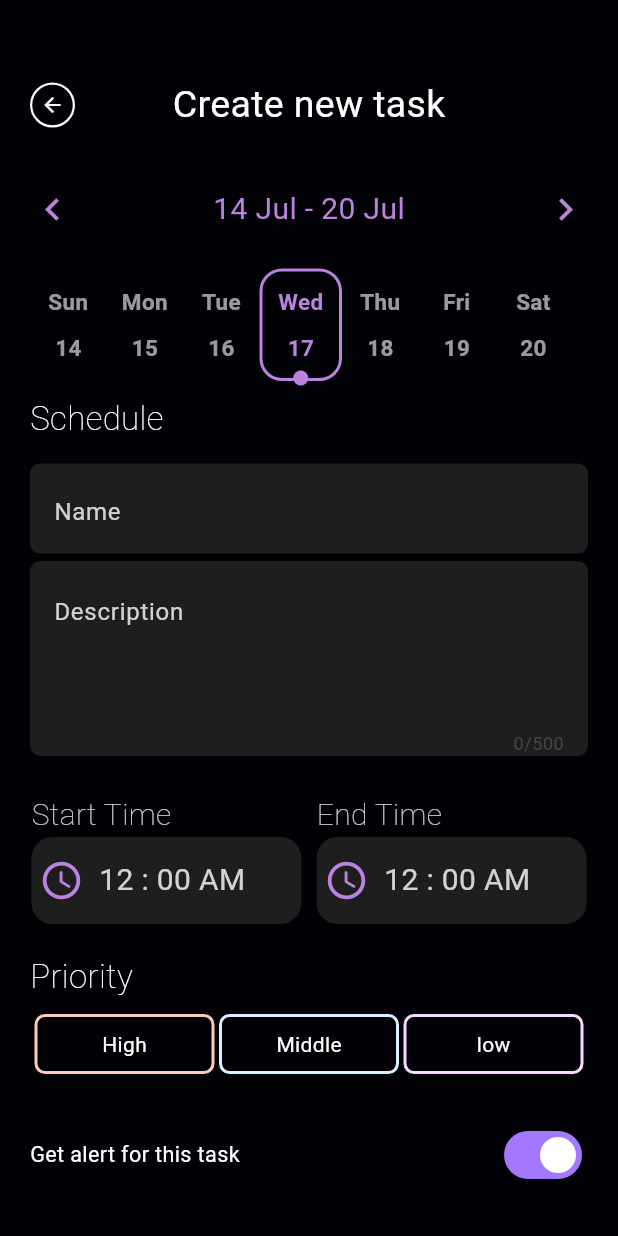
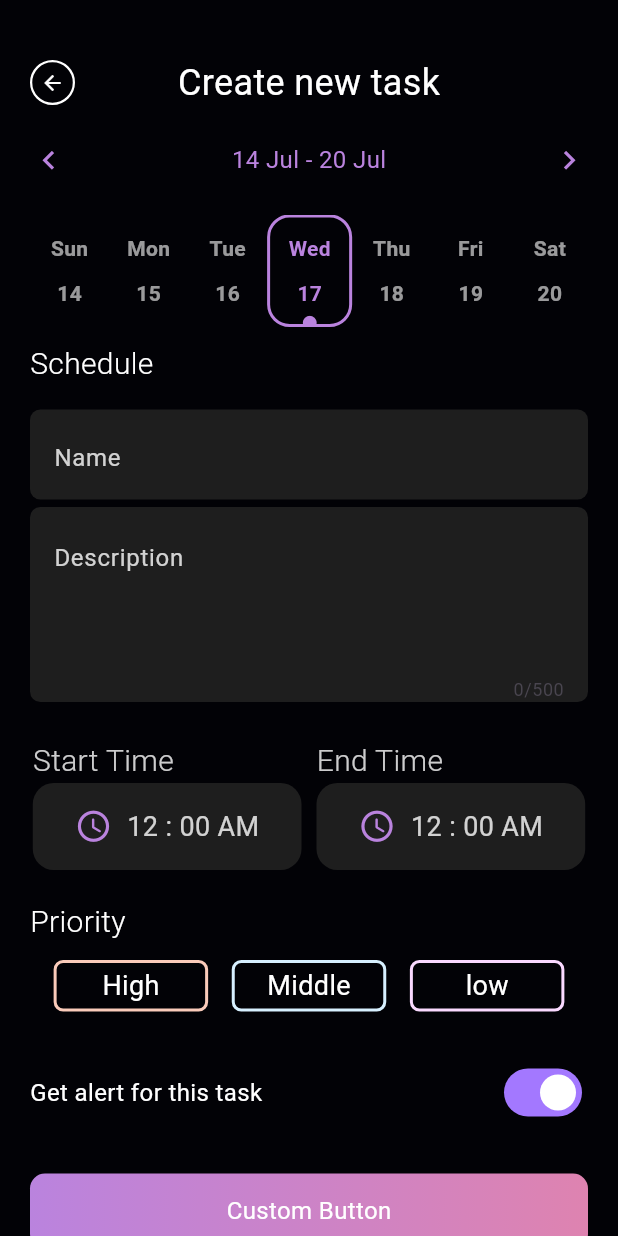
Before and after one commit to mortezanazari-hub/EmenTodoProject, a Flutter app: the screen it shows after launch, on a phone screen of 412 x 824 dp. Run offline on Flutter 3.47's test engine with Material 3 defaults, Android fonts, the phone set to English and light mode, and no system bars; our stand-ins replace flutter_screenutil, roundcheckbox.

Commit message:
Add responsive to addSimpleTodo Page

```diff
--- a/lib/MyWidget.dart
+++ b/lib/MyWidget.dart
@@ -1,4 +1,5 @@
 import 'dart:math';
+import 'package:flutter_screenutil/flutter_screenutil.dart';
 import 'package:intl/intl.dart';
 import 'package:flutter/cupertino.dart';
 import 'package:flutter/material.dart';
@@ -11,8 +12,9 @@ import 'package:todoproject/Models/SimpleToDoModel.dart';
 //!Select Time widget
 class MySelectTime extends StatefulWidget {
   final String title;
+  double screenWidth;
 
-  MySelectTime({super.key, required this.title});
+  MySelectTime({super.key, required this.title, required this.screenWidth});
 
   @override
   State<MySelectTime> createState() => _MySelectTimeState();
@@ -20,11 +22,12 @@ class MySelectTime extends StatefulWidget {
 
 class _MySelectTimeState extends State<MySelectTime> {
   late TimeOfDay _timeOfDay;
-
+  late double _screenWidth;
   @override
   void initState() {
     super.initState();
     _timeOfDay = TimeOfDay(hour: 0, minute: 0);
+    _screenWidth = widget.screenWidth;
   }
 
   String formatTimeOfDay(TimeOfDay time) {
@@ -44,11 +47,11 @@ class _MySelectTimeState extends State<MySelectTime> {
           widget.title,
           style: TextStyle(
               color: Colors.white.withOpacity(0.8),
-              fontSize: 20,
-              fontWeight: FontWeight.w100),
+              fontSize: 20.w,
+              fontWeight: FontWeight.w300),
         ),
         InkWell(
-          borderRadius: BorderRadius.circular(14),
+          borderRadius: BorderRadius.circular(14.r),
           onTap: () async {
             TimeOfDay? pickedTime = await showTimePicker(
               context: context,
@@ -63,27 +66,31 @@ class _MySelectTimeState extends State<MySelectTime> {
             }
           },
           child: Container(
-            height: 58,
-            width: 180,
+            height: 58.w,
+            width: _screenWidth / 2.3,
             decoration: BoxDecoration(
                 borderRadius: BorderRadius.circular(14),
                 color: MyConst.field_Black_Color),
-            padding: EdgeInsets.only(left: 5, top: 7, bottom: 7, right: 30),
+            padding: EdgeInsets.only(
+                left: _screenWidth / 60,
+                top: _screenWidth / 58,
+                bottom: _screenWidth / 58,
+                right: _screenWidth / 58),
             child: Row(
-              mainAxisAlignment: MainAxisAlignment.start,
+              mainAxisAlignment: MainAxisAlignment.center,
               children: [
                 Icon(
                   Icons.access_time_rounded,
-                  size: 30,
+                  size: 25.w,
                   color: MyConst.purpleColor,
                 ),
                 SizedBox(
-                  width: 10,
+                  width: 10.w,
                 ),
                 Text(
                   formatTimeOfDay(_timeOfDay),
                   style: TextStyle(
-                      color: Colors.white.withOpacity(0.8), fontSize: 20),
+                      color: Colors.white.withOpacity(0.8), fontSize: 18.w),
                 )
               ],
             ),
@@ -419,19 +426,20 @@ class MyCustomTextField extends StatelessWidget {
   @override
   Widget build(BuildContext context) {
     return Container(
-      margin: const EdgeInsets.only(top: 5),
-      padding: const EdgeInsets.only(top: 6),
-      height: 60,
+      margin: EdgeInsets.only(top: 5.w),
+      padding: EdgeInsets.only(top: 6.w),
+      height: 60.w,
       decoration: BoxDecoration(
           color: MyConst.field_Black_Color,
-          borderRadius: BorderRadius.circular(7)),
+          borderRadius: BorderRadius.circular(7.w)),
       child: TextField(
-        style: TextStyle(color: MyConst.white_Color),
+        style: TextStyle(color: MyConst.white_Color, fontSize: 16.w),
         decoration: InputDecoration(
             border: const OutlineInputBorder(borderSide: BorderSide.none),
             hintText: hint,
             fillColor: MyConst.white_80_Color,
-            hintStyle: TextStyle(color: MyConst.white_80_Color)),
+            hintStyle:
+                TextStyle(color: MyConst.white_80_Color, fontSize: 16.w)),
       ),
     );
   }
@@ -449,20 +457,21 @@ class MyCustomMultiTextField extends StatelessWidget {
   @override
   Widget build(BuildContext context) {
     return Container(
-      margin: const EdgeInsets.only(top: 5),
-      padding: const EdgeInsets.only(top: 6),
+      margin: EdgeInsets.only(top: 5.w),
+      padding: EdgeInsets.only(top: 6.w),
       decoration: BoxDecoration(
           color: MyConst.field_Black_Color,
-          borderRadius: BorderRadius.circular(7)),
+          borderRadius: BorderRadius.circular(7.w)),
       child: TextField(
         maxLines: null,
         minLines: 3,
         maxLength: 500,
-        style: TextStyle(color: MyConst.white_Color),
+        style: TextStyle(color: MyConst.white_Color, fontSize: 16.w),
         decoration: InputDecoration(
             border: const OutlineInputBorder(borderSide: BorderSide.none),
             hintText: hint,
-            hintStyle: TextStyle(color: MyConst.white_80_Color)),
+            hintStyle:
+                TextStyle(color: MyConst.white_80_Color, fontSize: 16.w)),
       ),
     );
   }
@@ -470,13 +479,16 @@ class MyCustomMultiTextField extends StatelessWidget {
 
 //! DateWeekSelector
 class DateWeekSelector extends StatefulWidget {
-  const DateWeekSelector({super.key});
+  double screenWidth;
+
+  DateWeekSelector({super.key, required this.screenWidth});
 
   @override
   State<DateWeekSelector> createState() => _DateWeekSelectorState();
 }
 
 class _DateWeekSelectorState extends State<DateWeekSelector> {
+  late double _screenWidth;
   late DateTime _selectedDate;
   late List<DateTime> _sevenDays;
   DateTime? selectedDay;
@@ -484,6 +496,7 @@ class _DateWeekSelectorState extends State<DateWeekSelector> {
   @override
   void initState() {
     super.initState();
+    _screenWidth = widget.screenWidth;
     _selectedDate = DateTime.now();
     _sevenDays =
         List.generate(7, (index) => _selectedDate.add(Duration(days: index)));
@@ -496,7 +509,7 @@ class _DateWeekSelectorState extends State<DateWeekSelector> {
       child: Column(
         children: [
           ShowWeek(),
-          const SizedBox(height: 20),
+          SizedBox(height: 20.w),
           SelectOfWeek(),
         ],
       ),
@@ -522,7 +535,7 @@ class _DateWeekSelectorState extends State<DateWeekSelector> {
             padding: EdgeInsets.zero,
             child: Icon(
               Icons.keyboard_arrow_left,
-              size: 30,
+              size: 25.w,
               color: MyConst.purpleColor,
             ),
           ),
@@ -548,7 +561,7 @@ class _DateWeekSelectorState extends State<DateWeekSelector> {
             padding: const EdgeInsets.all(5.0),
             child: Text(
               "${MyConst.formatDate(_selectedDate)} - ${MyConst.formatDate(_selectedDate.add(Duration(days: 6)))}",
-              style: TextStyle(color: MyConst.purpleColor, fontSize: 20),
+              style: TextStyle(color: MyConst.purpleColor, fontSize: 16.w),
             ),
           ),
         ), // date picker
@@ -562,12 +575,12 @@ class _DateWeekSelectorState extends State<DateWeekSelector> {
                   7, (index) => _selectedDate.add(Duration(days: index)));
             });
           },
-          borderRadius: BorderRadius.circular(20),
+          borderRadius: BorderRadius.circular(20.w),
           child: Container(
             padding: EdgeInsets.zero,
             child: Icon(
               Icons.keyboard_arrow_right,
-              size: 30,
+              size: 25.w,
               color: MyConst.purpleColor,
             ),
           ),
@@ -581,8 +594,10 @@ class _DateWeekSelectorState extends State<DateWeekSelector> {
     return Container(
       clipBehavior: Clip.none,
       width: double.infinity,
-      height: 75,
+      height: 75.sp,
+      child: Center(
         child: ListView.builder(
+          shrinkWrap: true,
           itemCount: 7,
           scrollDirection: Axis.horizontal,
           itemBuilder: (context, index) {
@@ -592,13 +607,14 @@ class _DateWeekSelectorState extends State<DateWeekSelector> {
             return InkWell(
               borderRadius: BorderRadius.circular(15),
               onTap: () {
+                print("$_screenWidth => ${_screenWidth / 11}");
                 setState(() {
                   selectedDay = currentDay;
                 });
               },
               child: AnimatedContainer(
                 clipBehavior: Clip.none,
-              duration: const Duration(milliseconds: 200),
+                duration: const Duration(milliseconds: 50),
                 decoration: BoxDecoration(
                   color: Colors.transparent,
                   borderRadius: BorderRadius.circular(15),
@@ -606,14 +622,15 @@ class _DateWeekSelectorState extends State<DateWeekSelector> {
                       ? Border.all(color: MyConst.purpleColor, width: 2)
                       : null,
                 ),
-              padding: const EdgeInsets.all(8.0),
+                padding: EdgeInsets.only(
+                    top: 8, bottom: 8, right: 10.5.w, left: 10.5.w),
                 child: Stack(
                   clipBehavior: Clip.none,
                   alignment: Alignment.center,
                   children: [
                     SizedBox(
-                    width: 35,
-                    height: 60,
+                      width: _screenWidth / 13,
+                      height: 100.sp,
                       child: Column(
                         mainAxisAlignment: MainAxisAlignment.center,
                         children: [
@@ -623,7 +640,7 @@ class _DateWeekSelectorState extends State<DateWeekSelector> {
                               color: isSelected
                                   ? MyConst.purpleColor
                                   : Colors.white60,
-                            fontSize: 15,
+                              fontSize: 14.w,
                               fontWeight: FontWeight.bold,
                             ),
                           ),
@@ -634,7 +651,7 @@ class _DateWeekSelectorState extends State<DateWeekSelector> {
                               color: isSelected
                                   ? MyConst.purpleColor
                                   : Colors.white60,
-                            fontSize: 15,
+                              fontSize: 14.w,
                               fontWeight: FontWeight.bold,
                             ),
                           ),
@@ -643,11 +660,12 @@ class _DateWeekSelectorState extends State<DateWeekSelector> {
                     ),
                     if (isSelected)
                       Positioned(
-                      top: 57,
+                        //top: 58.dm,
+                        bottom: -14.r,
                         child: Icon(
                           Icons.circle,
                           color: MyConst.purpleColor,
-                        size: 12,
+                          size: 11.sp,
                         ),
                       ),
                   ],
@@ -656,6 +674,7 @@ class _DateWeekSelectorState extends State<DateWeekSelector> {
             );
           },
         ),
+      ),
     );
   }
 }
@@ -663,28 +682,30 @@ class _DateWeekSelectorState extends State<DateWeekSelector> {
 //!Title With Back Icon
 class TitleWithBackIcon extends StatelessWidget {
   String title;
+  double screenWidth;
 
-  TitleWithBackIcon({super.key, required this.title});
+  TitleWithBackIcon(
+      {super.key, required this.title, required this.screenWidth});
 
   @override
   Widget build(BuildContext context) {
     return SizedBox(
       //
-      height: 100,
+      height: 70.w,
       child: Row(
         children: [
           Container(
-              width: 30,
-              height: 30,
+              width: 30.w,
+              height: 30.w,
               child: IconButton(
                 style: IconButton.styleFrom(
                     shape: RoundedRectangleBorder(
-                        borderRadius: BorderRadius.circular(30),
+                        borderRadius: BorderRadius.circular(30.w),
                         side:
                             const BorderSide(color: Colors.white, width: 1.5)),
-                    padding: EdgeInsets.all(3)),
+                    padding: EdgeInsets.all(3.w)),
                 icon: Icon(
-                  size: 16,
+                  size: 16.w,
                   Icons.arrow_back,
                   color: MyConst.white_Color,
                 ),
@@ -693,10 +714,10 @@ class TitleWithBackIcon extends StatelessWidget {
           Spacer(),
           Text(
             title,
-            style: TextStyle(fontSize: 25),
+            style: TextStyle(fontSize: 24.w),
           ),
           Spacer(),
-          SizedBox(height: 30, width: 30)
+          SizedBox(height: 30.w, width: 30.w)
         ],
       ),
     );
--- a/lib/main.dart
+++ b/lib/main.dart
@@ -1,4 +1,5 @@
 import 'package:flutter/material.dart';
+import 'package:flutter_screenutil/flutter_screenutil.dart';
 import 'package:todoproject/screens/AddSimpleTodo.dart';
 import 'package:todoproject/screens/HomeScreen.dart';
 
@@ -11,14 +12,17 @@ class MyWidget extends StatelessWidget {
 
   @override
   Widget build(BuildContext context) {
-    return MaterialApp(
-      theme: ThemeData(
-        textTheme: const TextTheme(
-          bodyMedium: TextStyle(color: Colors.white),
+    return ScreenUtilInit(
+      designSize: const Size(412, 914),
+      child: MaterialApp(
+        theme: ThemeData(
+          textTheme: const TextTheme(
+            bodyMedium: TextStyle(color: Colors.white),
+          ),
         ),
+        debugShowCheckedModeBanner: false,
+        home: AddSimpleTodo(),
       ),
-      debugShowCheckedModeBanner: false,
-      home: AddSimpleTodo(),
     );
   }
 }
--- a/lib/screens/AddSimpleTodo.dart
+++ b/lib/screens/AddSimpleTodo.dart
@@ -1,5 +1,6 @@
 import 'package:flutter/cupertino.dart';
 import 'package:flutter/material.dart';
+import 'package:flutter_screenutil/flutter_screenutil.dart';
 import 'package:intl/intl.dart';
 import 'package:todoproject/Constant.dart';
 import 'package:todoproject/main.dart';
@@ -16,42 +17,47 @@ class AddSimpleTodo extends StatefulWidget {
 class _AddSimpleTodoState extends State<AddSimpleTodo> {
   @override
   Widget build(BuildContext context) {
+    var _screenWidth = MediaQuery.of(context).size.width;
     return Scaffold(
       backgroundColor: MyConst.back_Black_Color,
-      body: Container(
-        padding: EdgeInsets.all(20),
-        child: SafeArea(
-          child: SingleChildScrollView(
+      body: SafeArea(
+        child: SingleChildScrollView(
+          child: Container(
+            padding: EdgeInsets.all(20.w),
             child: Column(
               children: [
-                TitleWithBackIcon(title: "Create new task"),
-                DateWeekSelector(),
+                TitleWithBackIcon(
+                    screenWidth: _screenWidth, title: "Create new task"),
+                DateWeekSelector(
+                  screenWidth: _screenWidth,
+                ),
                 SimpleTitle("Schedule"),
                 MyCustomTextField(hint: "Name"),
                 MyCustomMultiTextField(hint: "Description"),
-                SizedBox(height: 25),
+                SizedBox(height: 25.w),
                 Row(
                   mainAxisAlignment: MainAxisAlignment.center,
                   children: [
                     const Spacer(),
-                    MySelectTime(title: "Start Time"),
-                    const SizedBox(width: 10),
-                    MySelectTime(title: "End Time"),
+                    MySelectTime(
+                        screenWidth: _screenWidth, title: "Start Time"),
+                    SizedBox(width: 10.w),
+                    MySelectTime(screenWidth: _screenWidth, title: "End Time"),
                     const Spacer(),
                   ],
                 ),
-                const SizedBox(height: 10),
+                SizedBox(height: 10.w),
                 SimpleTitle("Priority"),
-                priortyRowCheckBox(),
-                const SizedBox(height: 30),
+                priortyRowCheckBox(_screenWidth),
+                SizedBox(height: 30.w),
                 notifactionSwitch(),
-                const SizedBox(height: 30),
+                SizedBox(height: 30.w),
                 InkWell(
                   onTap: () {},
                   borderRadius: BorderRadius.circular(10),
                   child: Container(
                       width: double.infinity,
-                      height: 50,
+                      height: 50.w,
                       alignment: Alignment.center,
                       decoration: BoxDecoration(
                         borderRadius: BorderRadius.circular(10),
@@ -61,7 +67,10 @@ class _AddSimpleTodoState extends State<AddSimpleTodo> {
                           end: Alignment.centerRight,
                         ),
                       ),
-                      child: const Text("Custom Button")),
+                      child: Text(
+                        "Custom Button",
+                        style: TextStyle(fontSize: 16.w),
+                      )),
                 )
               ],
             ),
@@ -74,9 +83,9 @@ class _AddSimpleTodoState extends State<AddSimpleTodo> {
   Row notifactionSwitch() {
     return Row(
       children: [
-        const Text(
+        Text(
           "Get alert for this task",
-          style: TextStyle(fontSize: 14.4),
+          style: TextStyle(fontSize: 16.w),
         ),
         Spacer(),
         SizedBox(
@@ -86,7 +95,7 @@ class _AddSimpleTodoState extends State<AddSimpleTodo> {
             activeTrackColor: const Color(0xffA378FF),
             thumbColor: const WidgetStatePropertyAll(Colors.white),
             inactiveTrackColor: MyConst.field_Black_Color,
-            splashRadius: 20.0, // Fix: set a valid double value
+            splashRadius: 20.0.w, // Fix: set a valid double value
             //trackOutlineWidth: 2.0,
           ),
         )
@@ -94,23 +103,26 @@ class _AddSimpleTodoState extends State<AddSimpleTodo> {
     );
   }
 
-  Row priortyRowCheckBox() {
+  Row priortyRowCheckBox(double _screenWidth) {
     return Row(
       children: [
         Spacer(),
         ButtenCheckBox(
+          screenWidth: _screenWidth,
           borderColor: MyConst.priorityHighColor,
           title: "High",
           onTap: (p0) => {},
         ),
         Spacer(),
         ButtenCheckBox(
+          screenWidth: _screenWidth,
           borderColor: MyConst.priorityMiddleColor,
           title: "Middle",
           onTap: (p0) => {},
         ),
         Spacer(),
         ButtenCheckBox(
+          screenWidth: _screenWidth,
           borderColor: MyConst.priorityLowColor,
           title: "low",
           onTap: (p0) => {},
@@ -123,12 +135,12 @@ class _AddSimpleTodoState extends State<AddSimpleTodo> {
   Row SimpleTitle(String title) {
     return Row(
       children: [
-        const SizedBox(
-          height: 50,
+        SizedBox(
+          height: 50.w,
         ),
         Text(
           title,
-          style: const TextStyle(fontSize: 22, fontWeight: FontWeight.w100),
+          style: TextStyle(fontSize: 20.w, fontWeight: FontWeight.w300),
         ),
         Spacer(),
       ],
@@ -142,10 +154,12 @@ class ButtenCheckBox extends StatefulWidget {
   String title;
   Function(bool) onTap;
   Color borderColor;
+  double screenWidth;
 
   ButtenCheckBox(
       {super.key,
       required this.title,
+      required this.screenWidth,
       required this.onTap,
       required this.borderColor});
 
@@ -156,12 +170,14 @@ class ButtenCheckBox extends StatefulWidget {
 class _ButtenCheckBoxState extends State<ButtenCheckBox> {
   bool _checked = false; // default value is false
   late Color _borderColor;
+  late double _screenWidth;
 
   @override
   void initState() {
     // TODO: implement initState
     super.initState();
     _borderColor = widget.borderColor;
+    _screenWidth = widget.screenWidth;
   }
 
   @override
@@ -174,18 +190,21 @@ class _ButtenCheckBoxState extends State<ButtenCheckBox> {
         widget.onTap(_checked);
       },
       child: Container(
-          width: 120,
-          height: 40,
+          width: _screenWidth / 4,
+          height: _screenWidth / 12,
           alignment: Alignment.center,
           decoration: BoxDecoration(
-            borderRadius: BorderRadius.circular(7),
+            borderRadius: BorderRadius.circular(7.r),
             border: Border.all(
               color: _checked ? Colors.green : _borderColor,
               width: 2,
             ),
             color: _checked ? Colors.green : null,
           ),
-          child: Text(widget.title)),
+          child: Text(
+            widget.title,
+            style: TextStyle(fontSize: 18.w),
+          )),
     );
   }
 }
--- a/pubspec.yaml
+++ b/pubspec.yaml
@@ -37,7 +37,7 @@ dependencies:
   cupertino_icons: ^1.0.6
   intl: ^0.19.0
   roundcheckbox: ^2.0.5
-
+  flutter_screenutil: ^5.9.3
 dev_dependencies:
   flutter_test:
     sdk: flutter
```
Also changed, not shown: pubspec.lock. Lines whose indentation alone changed are shown as unchanged.
